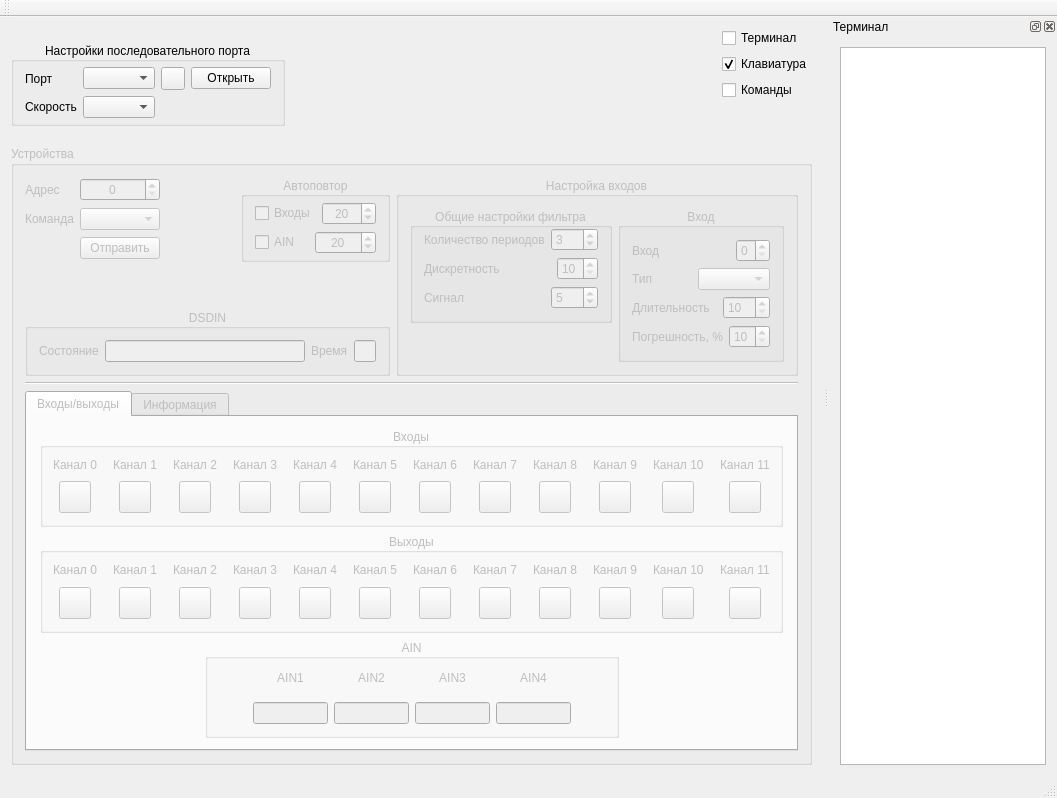
Old version of the form mainwindow.ui in the repository vlarry/emulator.
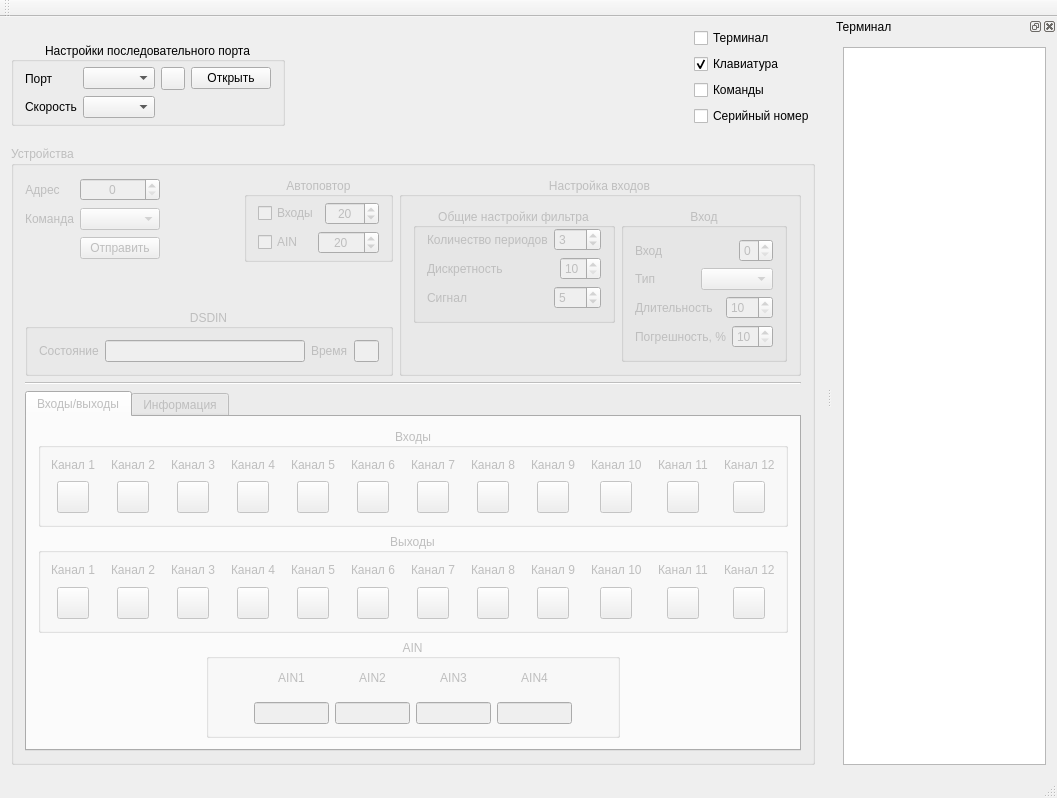
New version of the form. The open tabs and pages were chosen to show the change. Icons and pictures are not drawn. Custom widgets are drawn as their Qt base class.

Commit message: Изменение горячей клавиши для вызова окна конфигурирования серийного номера на "F7"; Изменение нумерации в названиях каналов входов/выходов - нумерация идет с единицы, а не с нуля; Добавление чекбокса для вызова окна конфигурирования серийного номера.

```diff
--- a/mainwindow.ui
+++ b/mainwindow.ui
@@ -175,6 +175,13 @@
           </property>
          </widget>
         </item>
+        <item>
+         <widget class="QCheckBox" name="checkBoxSerialConfig">
+          <property name="text">
+           <string>Серийный номер</string>
+          </property>
+         </widget>
+        </item>
         <item>
          <spacer name="verticalSpacer_3">
           <property name="orientation">
@@ -881,7 +888,7 @@
                     <item>
                      <widget class="QLabel" name="label">
                       <property name="text">
-                       <string>Канал 0</string>
+                       <string>Канал 1</string>
                       </property>
                       <property name="alignment">
                        <set>Qt::AlignCenter</set>
@@ -1004,7 +1011,7 @@
                     <item>
                      <widget class="QLabel" name="label_2">
                       <property name="text">
-                       <string>Канал 1</string>
+                       <string>Канал 2</string>
                       </property>
                       <property name="alignment">
                        <set>Qt::AlignCenter</set>
@@ -1127,7 +1134,7 @@
                     <item>
                      <widget class="QLabel" name="label_3">
                       <property name="text">
-                       <string>Канал 2</string>
+                       <string>Канал 3</string>
                       </property>
                       <property name="alignment">
                        <set>Qt::AlignCenter</set>
@@ -1250,7 +1257,7 @@
                     <item>
                      <widget class="QLabel" name="label_4">
                       <property name="text">
-                       <string>Канал 3</string>
+                       <string>Канал 4</string>
                       </property>
                      </widget>
                     </item>
@@ -1367,7 +1374,7 @@
                     <item>
                      <widget class="QLabel" name="label_5">
                       <property name="text">
-                       <string>Канал 4</string>
+                       <string>Канал 5</string>
                       </property>
                       <property name="alignment">
                        <set>Qt::AlignCenter</set>
@@ -1490,7 +1497,7 @@
                     <item>
                      <widget class="QLabel" name="label_6">
                       <property name="text">
-                       <string>Канал 5</string>
+                       <string>Канал 6</string>
                       </property>
                      </widget>
                     </item>
@@ -1610,7 +1617,7 @@
                     <item>
                      <widget class="QLabel" name="label_7">
                       <property name="text">
-                       <string>Канал 6</string>
+                       <string>Канал 7</string>
                       </property>
                      </widget>
                     </item>
@@ -1730,7 +1737,7 @@
                     <item>
                      <widget class="QLabel" name="label_8">
                       <property name="text">
-                       <string>Канал 7</string>
+                       <string>Канал 8</string>
                       </property>
                      </widget>
                     </item>
@@ -1850,7 +1857,7 @@
                     <item>
                      <widget class="QLabel" name="label_10">
                       <property name="text">
-                       <string>Канал 8</string>
+                       <string>Канал 9</string>
                       </property>
                      </widget>
                     </item>
@@ -1970,7 +1977,7 @@
                     <item>
                      <widget class="QLabel" name="label_11">
                       <property name="text">
-                       <string>Канал 9</string>
+                       <string>Канал 10</string>
                       </property>
                      </widget>
                     </item>
@@ -2090,7 +2097,7 @@
                     <item>
                      <widget class="QLabel" name="label_12">
                       <property name="text">
-                       <string>Канал 10</string>
+                       <string>Канал 11</string>
                       </property>
                      </widget>
                     </item>
@@ -2210,7 +2217,7 @@
                     <item>
                      <widget class="QLabel" name="label_13">
                       <property name="text">
-                       <string>Канал 11</string>
+                       <string>Канал 12</string>
                       </property>
                      </widget>
                     </item>
@@ -2381,7 +2388,7 @@
                     <item>
                      <widget class="QLabel" name="label_14">
                       <property name="text">
-                       <string>Канал 0</string>
+                       <string>Канал 1</string>
                       </property>
                      </widget>
                     </item>
@@ -2504,7 +2511,7 @@
                     <item>
                      <widget class="QLabel" name="label_15">
                       <property name="text">
-                       <string>Канал 1</string>
+                       <string>Канал 2</string>
                       </property>
                      </widget>
                     </item>
@@ -2627,7 +2634,7 @@
                     <item>
                      <widget class="QLabel" name="label_16">
                       <property name="text">
-                       <string>Канал 2</string>
+                       <string>Канал 3</string>
                       </property>
                      </widget>
                     </item>
@@ -2750,7 +2757,7 @@
                     <item>
                      <widget class="QLabel" name="label_17">
                       <property name="text">
-                       <string>Канал 3</string>
+                       <string>Канал 4</string>
                       </property>
                      </widget>
                     </item>
@@ -2873,7 +2880,7 @@
                     <item>
                      <widget class="QLabel" name="label_18">
                       <property name="text">
-                       <string>Канал 4</string>
+                       <string>Канал 5</string>
                       </property>
                      </widget>
                     </item>
@@ -2996,7 +3003,7 @@
                     <item>
                      <widget class="QLabel" name="label_19">
                       <property name="text">
-                       <string>Канал 5</string>
+                       <string>Канал 6</string>
                       </property>
                      </widget>
                     </item>
@@ -3119,7 +3126,7 @@
                     <item>
                      <widget class="QLabel" name="label_20">
                       <property name="text">
-                       <string>Канал 6</string>
+                       <string>Канал 7</string>
                       </property>
                      </widget>
                     </item>
@@ -3242,7 +3249,7 @@
                     <item>
                      <widget class="QLabel" name="label_21">
                       <property name="text">
-                       <string>Канал 7</string>
+                       <string>Канал 8</string>
                       </property>
                      </widget>
                     </item>
@@ -3365,7 +3372,7 @@
                     <item>
                      <widget class="QLabel" name="label_22">
                       <property name="text">
-                       <string>Канал 8</string>
+                       <string>Канал 9</string>
                       </property>
                      </widget>
                     </item>
@@ -3488,7 +3495,7 @@
                     <item>
                      <widget class="QLabel" name="label_23">
                       <property name="text">
-                       <string>Канал 9</string>
+                       <string>Канал 10</string>
                       </property>
                      </widget>
                     </item>
@@ -3611,7 +3618,7 @@
                     <item>
                      <widget class="QLabel" name="label_24">
                       <property name="text">
-                       <string>Канал 10</string>
+                       <string>Канал 11</string>
                       </property>
                      </widget>
                     </item>
@@ -3734,7 +3741,7 @@
                     <item>
                      <widget class="QLabel" name="label_25">
                       <property name="text">
-                       <string>Канал 11</string>
+                       <string>Канал 12</string>
                       </property>
                      </widget>
                     </item>
```
Left out of the diff: 2 changed lines with no effect on the pictures. The commit also changes 2 other files.
